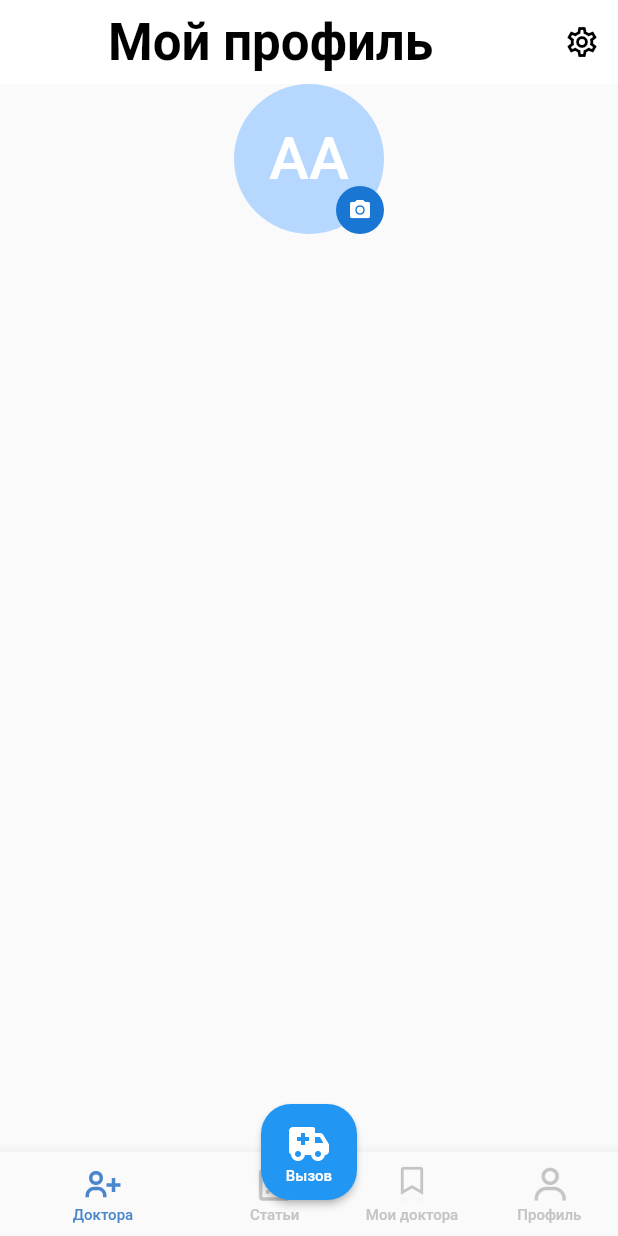
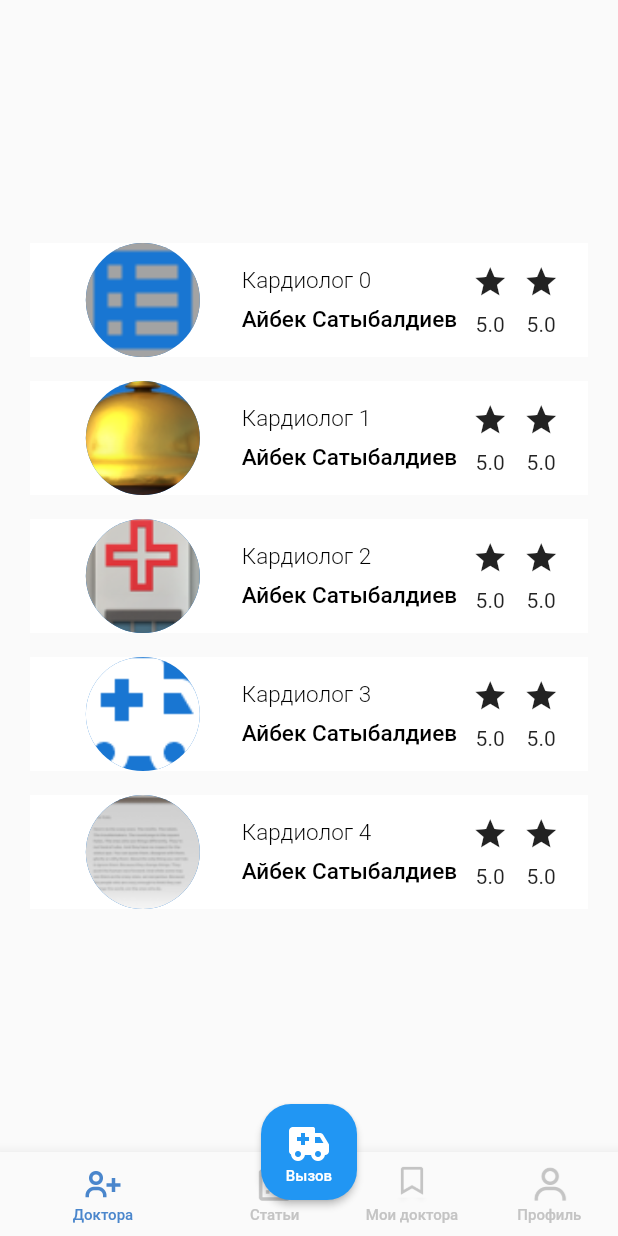
Before and after one commit to ATekimbaev/clinic_app, a Flutter app: the screen it shows after launch, after a tap on "Далее", on a phone screen of 412 x 824 dp. Run offline on Flutter 3.47's test engine with Material 2 defaults, Android fonts, the phone set to English and light mode, and no system bars; our stand-ins replace image_picker, shared_preferences.

Commit message:
ListView

```diff
--- a/lib/core/theme/app_fonts.dart
+++ b/lib/core/theme/app_fonts.dart
@@ -20,4 +20,10 @@ abstract class AppFonts {
       fontSize: 10, fontWeight: FontWeight.w500, color: AppColors.black);
   static const w500s40 = TextStyle(
       fontSize: 40, fontWeight: FontWeight.w500, color: AppColors.black);
+  static const w400s18 = TextStyle(
+      fontSize: 18, fontWeight: FontWeight.w400, color: AppColors.black);
+  static const w500s15 = TextStyle(
+      fontSize: 15, fontWeight: FontWeight.w500, color: AppColors.black);
+  static const w300s15 = TextStyle(
+      fontSize: 15, fontWeight: FontWeight.w300, color: AppColors.black);
 }
--- a/lib/screens /auth_screen/create_profile_screen.dart
+++ b/lib/screens /auth_screen/create_profile_screen.dart
@@ -1,16 +1,18 @@
 import 'package:clinic_app/core/widgets/app_button.dart';
 import 'package:flutter/material.dart';
+import 'package:shared_preferences/shared_preferences.dart';
 
 import '../../core/theme/app_colors.dart';
 import '../../core/theme/app_fonts.dart';
 import '../home_screens/bottom_navigation.dart';
 
 class CreateProfileScreen extends StatelessWidget {
-  CreateProfileScreen({super.key});
-  TextEditingController controllerName = TextEditingController();
-  TextEditingController controllerLastName = TextEditingController();
+  const CreateProfileScreen({super.key});
+
   @override
   Widget build(BuildContext context) {
+    TextEditingController controllerName = TextEditingController();
+    TextEditingController controllerLastName = TextEditingController();
     return Scaffold(
       appBar: AppBar(
         elevation: 1,
@@ -53,11 +55,15 @@ class CreateProfileScreen extends StatelessWidget {
             Center(
               child: AppButton(
                 title: 'Далее',
-                onPressed: () {
+                onPressed: () async {
+                  final SharedPreferences prefs =
+                      await SharedPreferences.getInstance();
+                  prefs.setString('name', controllerName.text);
+                  prefs.setString('lastName', controllerLastName.text);
                   Navigator.push(
                     context,
                     MaterialPageRoute(
-                      builder: (context) => BottomNavBar(),
+                      builder: (context) => const BottomNavBar(),
                     ),
                   );
                 },
@@ -84,6 +90,7 @@ class NameTextField extends StatelessWidget {
   @override
   Widget build(BuildContext context) {
     return TextField(
+      controller: controller,
       decoration: InputDecoration(
           enabledBorder: const UnderlineInputBorder(
             borderSide: BorderSide(color: AppColors.darkGrey),
--- a/lib/screens /home_screens/bottom_navigation.dart
+++ b/lib/screens /home_screens/bottom_navigation.dart
@@ -1,10 +1,12 @@
 import 'package:clinic_app/core/images/images.dart';
 import 'package:clinic_app/core/theme/app_colors.dart';
 import 'package:clinic_app/core/theme/app_fonts.dart';
+import 'package:clinic_app/screens%20/home_screens/screens/doctors_screen/doctors_screen.dart';
 import 'package:clinic_app/screens%20/home_screens/screens/profile_screen/profile_screen.dart';
 import 'package:flutter/material.dart';
 import 'package:flutter/src/widgets/container.dart';
 import 'package:flutter/src/widgets/framework.dart';
+import 'package:shared_preferences/shared_preferences.dart';
 
 class BottomNavBar extends StatefulWidget {
   const BottomNavBar({super.key});
@@ -13,11 +15,24 @@ class BottomNavBar extends StatefulWidget {
   State<BottomNavBar> createState() => _BottomNavBarState();
 }
 
+// @override
+// void initState() {
+//   super.initState;
+//   initPrefs();
+// }
+
+// late SharedPreferences prefs;
+// void initPrefs() async {
+//   prefs = await SharedPreferences.getInstance();
+// }
+
 List<Widget> screens = [
-  ProfileScreen(),
+  DoctorsScreen(),
+  ProfileScreen(
+      // prefs: prefs,
+      ),
   Text('index 1'),
   Text('index 2'),
-  Text('index 3'),
 ];
 
 int _selctedIndex = 0;
--- /dev/null
+++ b/lib/screens /home_screens/screens/doctors_screen/doctors_screen.dart
@@ -0,0 +1,37 @@
+import 'package:clinic_app/core/images/images.dart';
+import 'package:clinic_app/core/theme/app_colors.dart';
+import 'package:clinic_app/core/theme/app_fonts.dart';
+import 'package:flutter/material.dart';
+import 'package:flutter/src/widgets/container.dart';
+import 'package:flutter/src/widgets/framework.dart';
+
+import '../profile_screen/widgets/doctors_card.dart';
+
+class DoctorsScreen extends StatelessWidget {
+  DoctorsScreen({super.key});
+
+  final List numbers = [for (int i = 0; i <= 4; i++) i];
+
+  final List<String> img = [
+    AppImgaes.abstact,
+    AppImgaes.bell,
+    AppImgaes.hospital,
+    AppImgaes.car,
+    AppImgaes.clipboard,
+  ];
+
+  @override
+  Widget build(BuildContext context) {
+    return Scaffold(
+      body: Center(
+        child: ListView.builder(
+          itemCount: numbers.length,
+          shrinkWrap: true,
+          itemBuilder: (BuildContext context, int index) {
+            return DoctorsCard(img: img[index], number: numbers[index]);
+          },
+        ),
+      ),
+    );
+  }
+}
--- /dev/null
+++ b/lib/screens /home_screens/screens/profile_screen/widgets/doctors_card.dart
@@ -0,0 +1,83 @@
+import 'package:flutter/material.dart';
+
+import '../../../../../core/theme/app_colors.dart';
+import '../../../../../core/theme/app_fonts.dart';
+
+class DoctorsCard extends StatelessWidget {
+  const DoctorsCard({
+    Key? key,
+    required this.img,
+    required this.number,
+  }) : super(key: key);
+
+  final String img;
+  final int number;
+
+  @override
+  Widget build(BuildContext context) {
+    return Padding(
+      padding: const EdgeInsets.symmetric(horizontal: 20, vertical: 8),
+      child: Container(
+        color: AppColors.white,
+        height: 76,
+        child: Row(
+          mainAxisAlignment: MainAxisAlignment.center,
+          children: [
+            CircleAvatar(
+              radius: 56,
+              backgroundImage: AssetImage(img),
+            ),
+            const SizedBox(
+              width: 10,
+            ),
+            Column(
+              mainAxisAlignment: MainAxisAlignment.center,
+              crossAxisAlignment: CrossAxisAlignment.start,
+              children: [
+                Text(
+                  'Кардиолог $number',
+                  style: AppFonts.w300s15,
+                ),
+                const SizedBox(
+                  height: 8,
+                ),
+                const Text(
+                  'Айбек Сатыбалдиев',
+                  style: AppFonts.w500s15,
+                ),
+              ],
+            ),
+            const SizedBox(
+              width: 10,
+            ),
+            IconPlusText(),
+            const SizedBox(
+              width: 10,
+            ),
+            IconPlusText(),
+          ],
+        ),
+      ),
+    );
+  }
+}
+
+class IconPlusText extends StatelessWidget {
+  const IconPlusText({
+    Key? key,
+  }) : super(key: key);
+
+  @override
+  Widget build(BuildContext context) {
+    return Column(
+      mainAxisAlignment: MainAxisAlignment.center,
+      children: [
+        Icon(Icons.star),
+        const SizedBox(
+          height: 8,
+        ),
+        Text('5.0'),
+      ],
+    );
+  }
+}
--- a/pubspec.yaml
+++ b/pubspec.yaml
@@ -37,6 +37,8 @@ dependencies:
   # Use with the CupertinoIcons class for iOS style icons.
   cupertino_icons: ^1.0.2
   persistent_bottom_nav_bar: ^5.0.2
+  shared_preferences: ^2.0.15
+  image_picker: ^0.8.6
 
 dev_dependencies:
   flutter_test:
```
Also changed, not shown: lib/screens /home_screens/screens/profile_screen/profile_screen.dart (+81 -10 lines), pubspec.lock, 10 other files.
